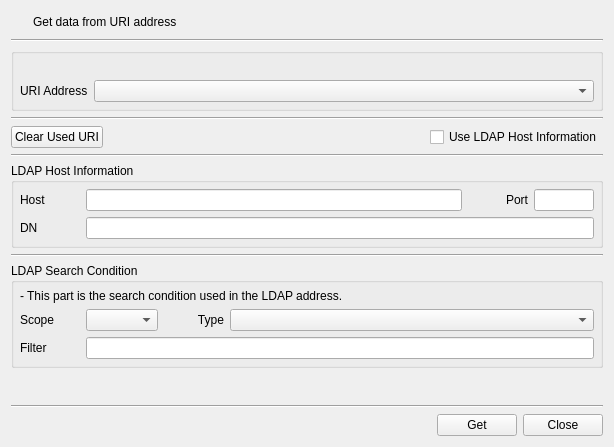
Old version of the form BerEditor/get_uri_dlg.ui in the repository jykim74/BerEditor.
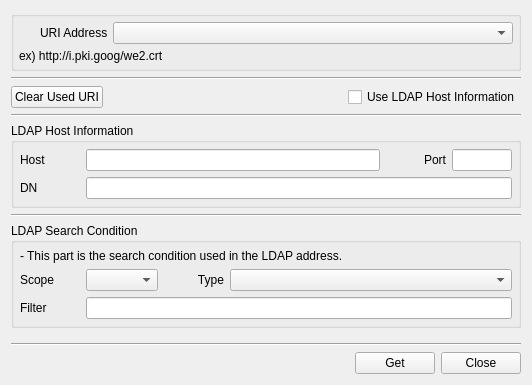
New version of the form. Icons and pictures are not drawn.

Commit message: UI 개선

Diff of the .ui file:
```diff
--- a/BerEditor/get_uri_dlg.ui
+++ b/BerEditor/get_uri_dlg.ui
@@ -6,8 +6,8 @@
    <rect>
     <x>0</x>
     <y>0</y>
-    <width>602</width>
-    <height>447</height>
+    <width>532</width>
+    <height>385</height>
    </rect>
   </property>
   <property name="windowTitle">
@@ -15,10 +15,28 @@
   </property>
   <layout class="QVBoxLayout" name="verticalLayout_3">
    <item>
+    <widget class="QGroupBox" name="mURIGroup">
+     <property name="title">
+      <string/>
+     </property>
+     <layout class="QVBoxLayout" name="verticalLayout_4">
+      <property name="spacing">
+       <number>5</number>
+      </property>
+      <property name="leftMargin">
+       <number>5</number>
+      </property>
+      <property name="topMargin">
+       <number>5</number>
+      </property>
+      <property name="rightMargin">
+       <number>5</number>
+      </property>
+      <property name="bottomMargin">
+       <number>5</number>
+      </property>
+      <item>
     <layout class="QGridLayout" name="gridLayout">
-     <property name="topMargin">
-      <number>0</number>
-     </property>
      <item row="0" column="0">
       <widget class="QPushButton" name="pushButton">
        <property name="minimumSize">
@@ -46,66 +64,34 @@
       </widget>
      </item>
      <item row="0" column="1">
-      <widget class="QLabel" name="label_4">
-       <property name="text">
-        <string>Get data from URI address</string>
-       </property>
-      </widget>
-     </item>
-    </layout>
-   </item>
-   <item>
-    <widget class="Line" name="line_5">
-     <property name="orientation">
-      <enum>Qt::Horizontal</enum>
-     </property>
-    </widget>
-   </item>
-   <item>
-    <widget class="QGroupBox" name="mURIGroup">
-     <property name="title">
-      <string/>
-     </property>
-     <layout class="QGridLayout" name="gridLayout_3">
-      <property name="leftMargin">
-       <number>6</number>
-      </property>
-      <property name="topMargin">
-       <number>6</number>
-      </property>
-      <property name="rightMargin">
-       <number>6</number>
-      </property>
-      <property name="bottomMargin">
-       <number>6</number>
-      </property>
-      <item row="1" column="1">
-       <widget class="QComboBox" name="mURICombo">
-        <property name="minimumSize">
-         <size>
-          <width>500</width>
-          <height>0</height>
-         </size>
-        </property>
-        <property name="maximumSize">
-         <size>
-          <width>600</width>
-          <height>16777215</height>
-         </size>
-        </property>
-       </widget>
-      </item>
-      <item row="1" column="0">
        <widget class="QLabel" name="label_2">
         <property name="text">
          <string>URI Address</string>
         </property>
        </widget>
       </item>
-      <item row="0" column="0" colspan="2">
-       <widget class="QLabel" name="mURILabel">
+        <item row="0" column="2">
+         <widget class="QComboBox" name="mURICombo">
+          <property name="minimumSize">
+           <size>
+            <width>400</width>
+            <height>0</height>
+           </size>
+          </property>
+          <property name="maximumSize">
+           <size>
+            <width>600</width>
+            <height>16777215</height>
+           </size>
+          </property>
+         </widget>
+        </item>
+       </layout>
+      </item>
+      <item>
+       <widget class="QLabel" name="label_4">
         <property name="text">
-         <string/>
+         <string>ex) http://i.pki.goog/we2.crt</string>
         </property>
        </widget>
       </item>
```
Left out of the diff: 1 changed line with no effect on the pictures. Lines whose indentation alone changed are shown as unchanged. The commit also changes 7 other files.
